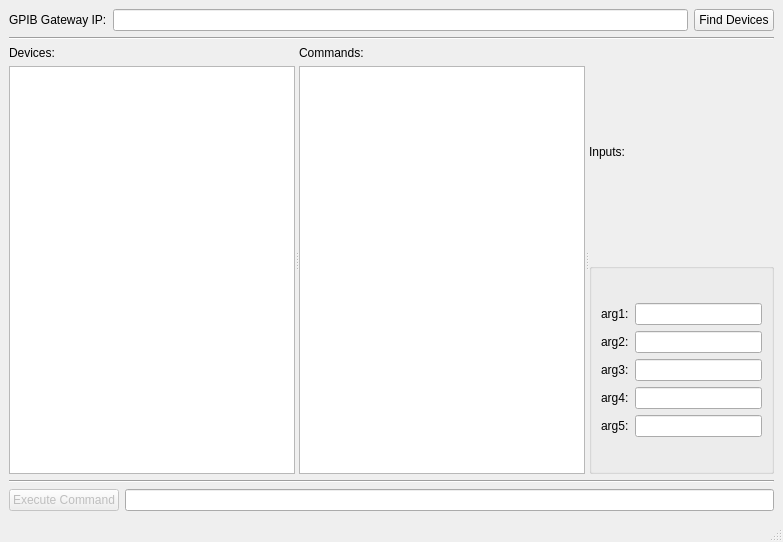
Before: the Qt Designer form GUIfiles/DeviceControlInterface.ui in doctoboggan/DeathRay, drawn with Qt 5.
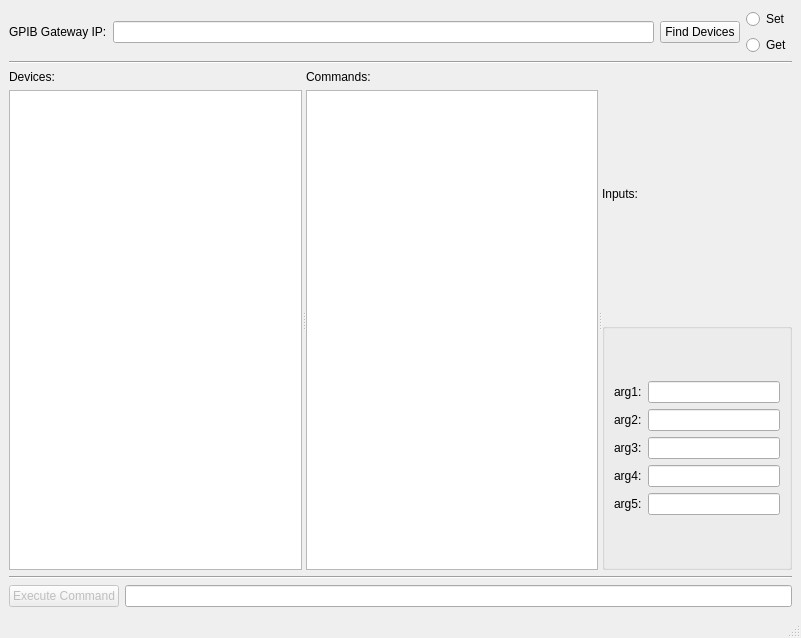
After: the same form once the commit is applied.

Commit message: separated the set and get commands

Patch:
```diff
--- a/GUIfiles/DeviceControlInterface.ui
+++ b/GUIfiles/DeviceControlInterface.ui
@@ -6,8 +6,8 @@
    <rect>
     <x>0</x>
     <y>0</y>
-    <width>783</width>
-    <height>542</height>
+    <width>801</width>
+    <height>638</height>
    </rect>
   </property>
   <property name="windowTitle">
@@ -38,6 +38,36 @@
         </property>
        </widget>
       </item>
+      <item>
+       <layout class="QVBoxLayout" name="verticalLayout_5">
+        <item>
+         <widget class="QRadioButton" name="radioButtonSet">
+          <property name="maximumSize">
+           <size>
+            <width>16777215</width>
+            <height>20</height>
+           </size>
+          </property>
+          <property name="text">
+           <string>Set</string>
+          </property>
+         </widget>
+        </item>
+        <item>
+         <widget class="QRadioButton" name="radioButtonGet">
+          <property name="maximumSize">
+           <size>
+            <width>16777215</width>
+            <height>20</height>
+           </size>
+          </property>
+          <property name="text">
+           <string>Get</string>
+          </property>
+         </widget>
+        </item>
+       </layout>
+      </item>
      </layout>
     </item>
     <item>
```
Left out of the diff: 2 changed lines with no effect on the pictures. The commit also changes 2 other files.
